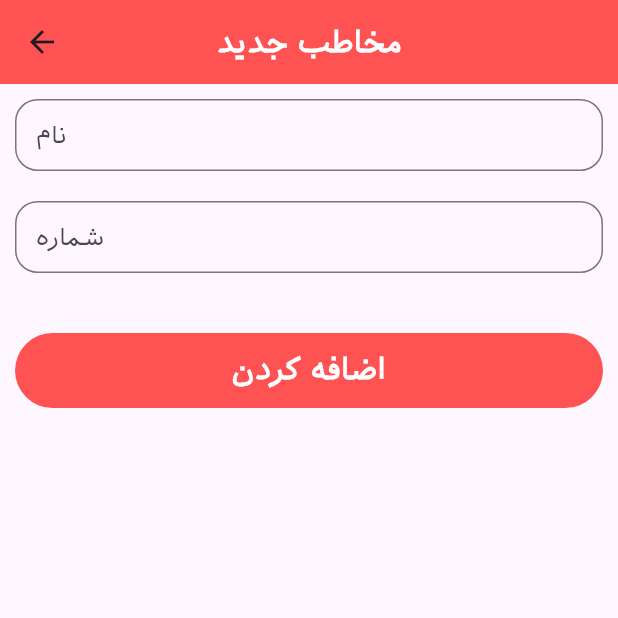
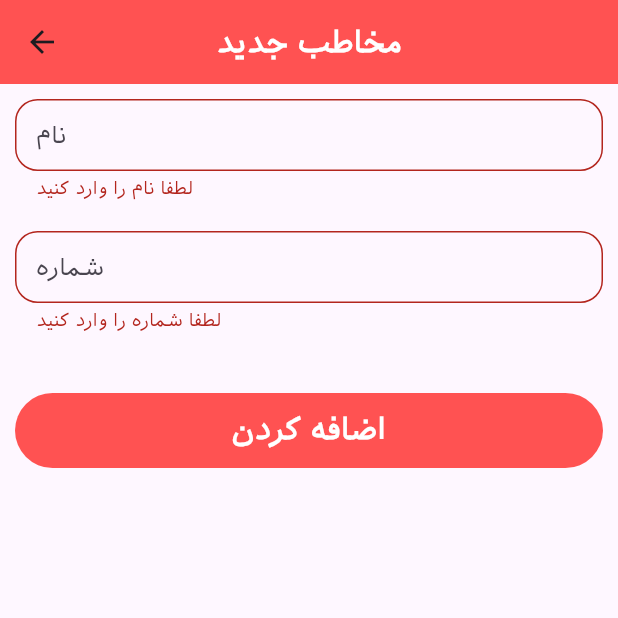
Before and after one commit to moradzadeh67/phonebook_api, a Flutter app: the AddEditeScreen screen opened directly, after a tap on "اضافه کردن", on a phone screen of 412 x 824 dp, the top half of it. Run offline on Flutter 3.47's test engine with Material 3 defaults, Android fonts, the phone set to English and light mode, and no system bars.

Commit message:
second commit

```diff
--- a/lib/main.dart
+++ b/lib/main.dart
@@ -1,5 +1,6 @@
 import 'package:flutter/material.dart';
 import 'package:phonebook_api/screens/home_screen.dart';
+import 'package:phonebook_api/utils/network.dart';
 
 void main() {
   runApp(const MyApp());
@@ -10,6 +11,7 @@ class MyApp extends StatelessWidget {
 
   @override
   Widget build(BuildContext context) {
+    Network.getData();
     return MaterialApp(
       debugShowCheckedModeBanner: false,
       title: 'دفترچه تلفن آنلاین',
--- a/lib/screens/add_edite_screen.dart
+++ b/lib/screens/add_edite_screen.dart
@@ -14,14 +14,16 @@ class AddEditeScreen extends StatefulWidget {
 }
 
 class _AddEditeScreenState extends State<AddEditeScreen> {
+  final formKey = GlobalKey<FormState>();
   @override
   Widget build(BuildContext context) {
-    return Scaffold(
+    return Form(
+      key: formKey,
+      child: Scaffold(
         appBar: AppBar(
           elevation: 0,
           backgroundColor: Colors.redAccent,
           centerTitle: true,
-
           title: const Text(
             'مخاطب جدید',
             style: TextStyle(
@@ -40,18 +42,20 @@ class _AddEditeScreenState extends State<AddEditeScreen> {
                 inputType: TextInputType.name,
                 controller: AddEditeScreen.nameController,
                 hintText: 'نام',
-              errorText: '',
+                errorText: 'لطفا نام را وارد کنید',
               ),
               SizedBox(height: 20),
               MyTextField(
                 inputType: TextInputType.number,
                 controller: AddEditeScreen.phoneController,
                 hintText: 'شماره',
-              errorText: '',
+                errorText: 'لطفا شماره را وارد کنید',
               ),
               SizedBox(height: 40),
               MyButton(
-              onPressed: () {},
+                onPressed: () {
+                  if (formKey.currentState!.validate()) {}
+                },
                 width: double.infinity,
                 child: const Text(
                   'اضافه کردن',
@@ -66,6 +70,7 @@ class _AddEditeScreenState extends State<AddEditeScreen> {
             ],
           ),
         ),
+      ),
     );
   }
 }
--- a/lib/widget/MyButton.dart
+++ b/lib/widget/MyButton.dart
@@ -5,7 +5,7 @@ class MyButton extends StatelessWidget {
   final Color color;
   final double width;
   final Widget child;
-  MyButton({
+  const MyButton({
     required this.child,
     required this.width,
     required this.onPressed,
--- a/pubspec.yaml
+++ b/pubspec.yaml
@@ -34,6 +34,7 @@ dependencies:
   # The following adds the Cupertino Icons fonts to your application.
   # Use with the CupertinoIcons class for iOS style icons.
   cupertino_icons: ^1.0.8
+  http: ^1.4.0
 
 dev_dependencies:
   flutter_test:
```
Also changed, not shown: pubspec.lock. Lines whose indentation alone changed are shown as unchanged.
